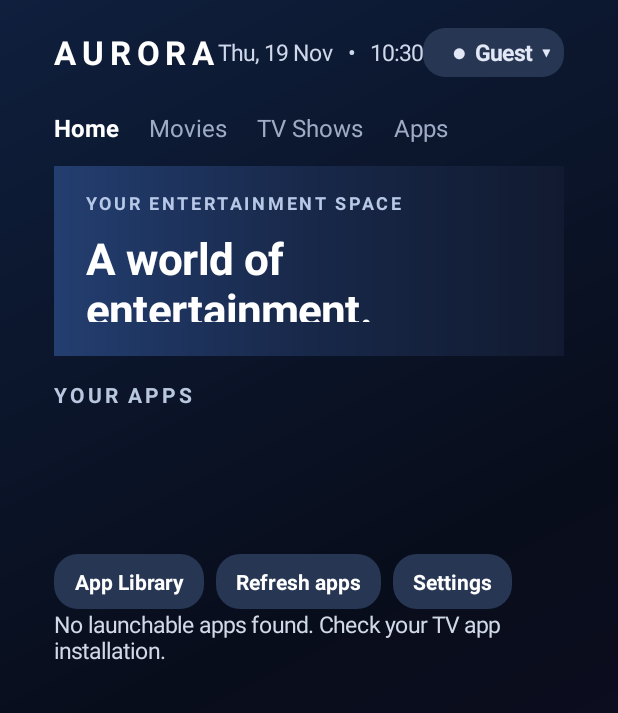
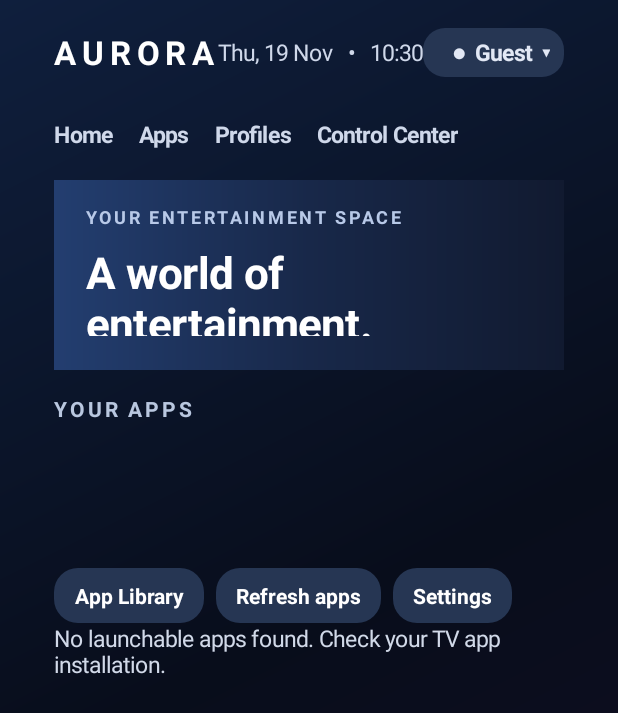
Before and after one commit to ademfeidat/AURORA-TV, an Android app: the MainActivity screen opened directly, with no data from a screen before it, on a phone screen of 412 x 824 dp. Shown: the top 713 px of the screen. Run offline under Robolectric (Android 15) with nearby library versions, the phone set to English and light mode, and no system bars.

Commit message:
Add per-profile Continue row and functional remote navigation

```diff
--- a/app/src/main/java/tv/aurora/launcher/MainActivity.java
+++ b/app/src/main/java/tv/aurora/launcher/MainActivity.java
@@ -255,6 +255,7 @@ public class MainActivity extends Activity {
     }
 
     private void loadApps() {
+        apps.clear();
         PackageManager pm = getPackageManager();
         Intent leanback = new Intent(Intent.ACTION_MAIN);
         leanback.addCategory(Intent.CATEGORY_LEANBACK_LAUNCHER);
@@ -290,6 +291,25 @@ public class MainActivity extends Activity {
         return t;
     }
 
+    private ResolveInfo findApp(String packageName) {
+        if (packageName == null) return null;
+        for (ResolveInfo app : apps) {
+            if (packageName.equals(app.activityInfo.packageName)) return app;
+        }
+        return null;
+    }
+
+    private TextView navAction(String label, Runnable action) {
+        TextView tab = text(label, 15, 0xFFCFD8EA, true);
+        tab.setFocusable(true);
+        tab.setClickable(true);
+        tab.setPadding(0, 8, 26, 8);
+        tab.setOnClickListener(v -> action.run());
+        tab.setOnFocusChangeListener((v, focused) ->
+                tab.setTextColor(focused ? white : 0xFF9EABC5));
+        return tab;
+    }
+
     private void buildHome() {
         root = new LinearLayout(this);
         root.setOrientation(LinearLayout.VERTICAL);
@@ -318,11 +338,10 @@ public class MainActivity extends Activity {
         LinearLayout nav = new LinearLayout(this);
         nav.setOrientation(LinearLayout.HORIZONTAL);
         nav.setPadding(0, 34, 0, 22);
-        for (String item : new String[]{"Home", "Movies", "TV Shows", "Apps"}) {
-            TextView tab = text(item, 16, item.equals("Home") ? white : 0xFF9EABC5, item.equals("Home"));
-            tab.setPadding(0, 0, 30, 0);
-            nav.addView(tab);
-        }
+        nav.addView(navAction("Home", () -> buildHome()));
+        nav.addView(navAction("Apps", () -> showLibrary()));
+        nav.addView(navAction("Profiles", () -> showProfiles()));
+        nav.addView(navAction("Control Center", () -> showControlCenter()));
         root.addView(nav);
 
         LinearLayout hero = new LinearLayout(this);
@@ -342,6 +361,23 @@ public class MainActivity extends Activity {
         LinearLayout.LayoutParams hp = new LinearLayout.LayoutParams(-1, 190);
         hp.bottomMargin = 24;
         root.addView(hero, hp);
+
+        String lastPackage = getSharedPreferences(PREFS, MODE_PRIVATE)
+                .getString("last_opened_package_" + activeProfileId, null);
+        ResolveInfo lastApp = findApp(lastPackage);
+        if (lastApp != null) {
+            TextView continueLabel = text("CONTINUE", 14, 0xFFB9C7DF, true);
+            continueLabel.setLetterSpacing(0.14f);
+            root.addView(continueLabel);
+            HorizontalScrollView continueScroll = new HorizontalScrollView(this);
+            continueScroll.setHorizontalScrollBarEnabled(false);
+            LinearLayout continueRail = new LinearLayout(this);
+            continueRail.setOrientation(LinearLayout.HORIZONTAL);
+            continueRail.setPadding(0, 14, 0, 14);
+            continueRail.addView(appCard(lastApp));
+            continueScroll.addView(continueRail);
+            root.addView(continueScroll, new LinearLayout.LayoutParams(-1, 145));
+        }
 
         if (!favorites.isEmpty()) {
             TextView favoriteLabel = text("FAVORITES", 14, 0xFFB9C7DF, true);
```
